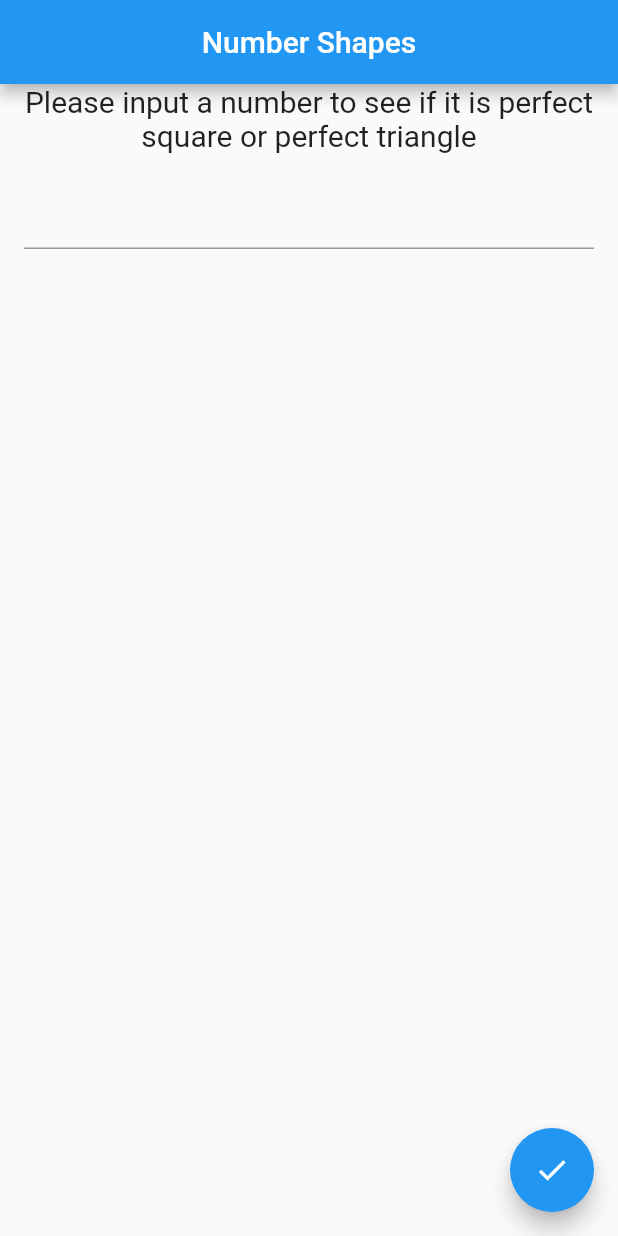
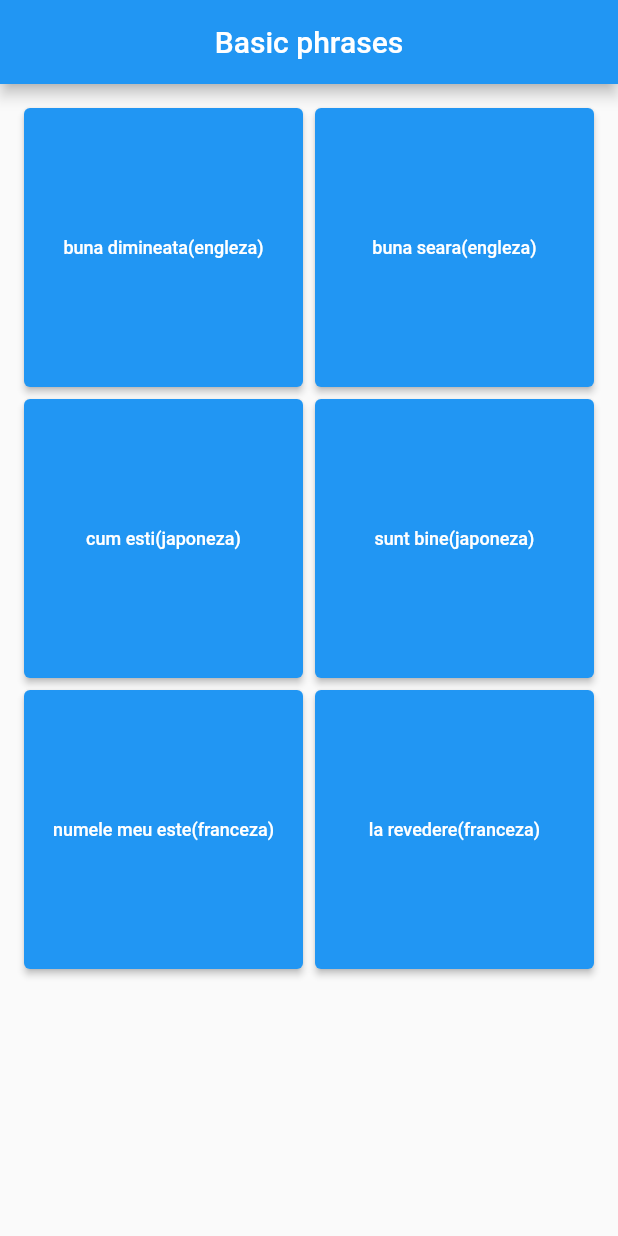
Before and after one commit to iulianigas/FlutterGoogleCourse, a Flutter app: the screen it shows after launch, on a phone screen of 412 x 824 dp. Run offline on Flutter 3.47's test engine with Material 2 defaults, Android fonts, the phone set to English and light mode, and no system bars; our stand-ins replace audioplayers; missing offline and left inert: powers; Roboto replaces fonts that are missing (Raleway).

Commit message:
added basic phrases app

```diff
--- a/lib/main.dart
+++ b/lib/main.dart
@@ -1,4 +1,4 @@
-import 'src/hw02_2.dart' as app;
+import 'src/hw03_1.dart' as app;
 
 void main() {
   app.main();
--- /dev/null
+++ b/lib/src/hw03_1.dart
@@ -0,0 +1,103 @@
+import 'package:audioplayers/audioplayers.dart';
+import 'package:flutter/material.dart';
+
+void main() {
+  runApp(const FlutterApp());
+}
+
+class FlutterApp extends StatelessWidget {
+  const FlutterApp({Key? key}) : super(key: key);
+
+  @override
+  Widget build(BuildContext context) {
+    return const MaterialApp(
+      home: HomePage(),
+    );
+  }
+}
+
+class HomePage extends StatefulWidget {
+  const HomePage({Key? key}) : super(key: key);
+
+  @override
+  _HomePageState createState() => _HomePageState();
+}
+
+class _HomePageState extends State<HomePage> {
+  AudioCache audioCache = AudioCache();
+  AudioPlayer audioPlayer = AudioPlayer();
+
+  List<String> textList = [
+    'buna dimineata(engleza)',
+    'buna seara(engleza)',
+    'cum esti(japoneza)',
+    'sunt bine(japoneza)',
+    'numele meu este(franceza)',
+    'la revedere(franceza)'
+  ];
+
+  @override
+  Widget build(BuildContext context) {
+    return Scaffold(
+      appBar: AppBar(
+        title: const Text(
+          'Basic phrases',
+          style: TextStyle(color: Colors.white),
+        ),
+        centerTitle: true,
+      ),
+      body: GridView.builder(
+        padding: const EdgeInsets.all(16.0),
+        itemCount: textList.length,
+        gridDelegate: const SliverGridDelegateWithFixedCrossAxisCount(
+          crossAxisCount: 2,
+          mainAxisSpacing: 8.0,
+          crossAxisSpacing: 8.0,
+        ),
+        itemBuilder: (BuildContext context, int index) {
+          return ElevatedButton(
+            onPressed: () {
+              switch (textList[index]) {
+                case 'buna dimineata(engleza)':
+                  {
+                    audioCache.play('buna dimineata(engleza).mp3');
+                  }
+                  break;
+                case 'buna seara(engleza)':
+                  {
+                    audioCache.play('buna seara(engleza).mp3');
+                  }
+                  break;
+                case 'cum esti(japoneza)':
+                  {
+                    audioCache.play('cum esti(japoneza).mp3');
+                  }
+                  break;
+                case 'sunt bine(japoneza)':
+                  {
+                    audioCache.play('sunt bine(japoneza).mp3');
+                  }
+                  break;
+                case 'numele meu este(franceza)':
+                  {
+                    audioCache.play('numele meu este(franceza).mp3');
+                  }
+                  break;
+                case 'la revedere(franceza)':
+                  {
+                    audioCache.play('la revedere(franceza).mp3');
+                  }
+                  break;
+              }
+            },
+            child: Text(
+              textList[index],
+              textAlign: TextAlign.center,
+              style: const TextStyle(color: Colors.white, fontSize: 12.0),
+            ),
+          );
+        },
+      ),
+    );
+  }
+}
--- a/pubspec.yaml
+++ b/pubspec.yaml
@@ -1,4 +1,4 @@
-name: flutter_homework1
+name: flutter_homework
 description: A new Flutter project.
 version: 1.0.0+1
 environment:
@@ -8,6 +8,7 @@ dependencies:
     sdk: flutter
   cupertino_icons: ^1.0.2
   powers: ^1.0.0+2
+  audioplayers: ^0.20.1
 
 dev_dependencies:
   flutter_test:
@@ -15,3 +16,5 @@ dev_dependencies:
   flutter_lints: ^1.0.0
 flutter:
   uses-material-design: true
+  assets:
+    - assets/
```
Also changed, not shown: pubspec.lock, 1 other file.
